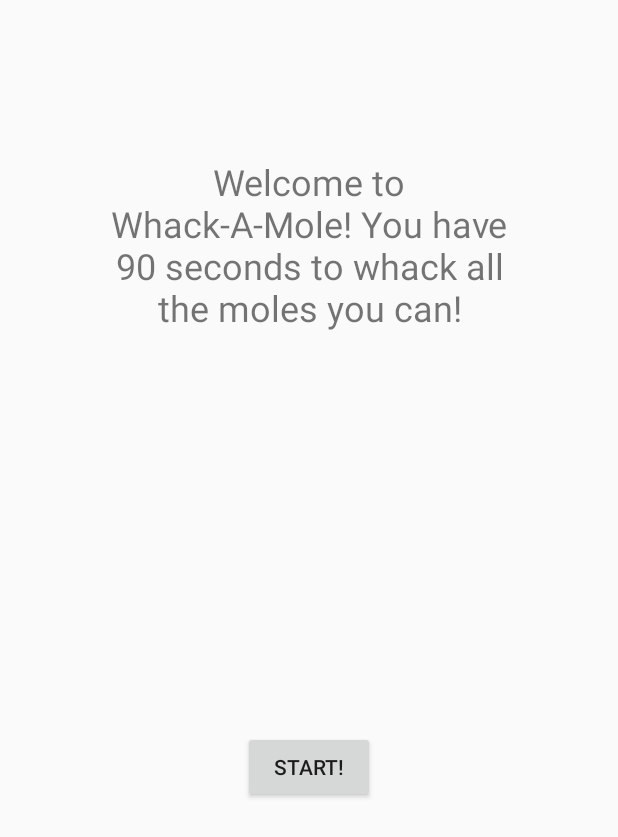
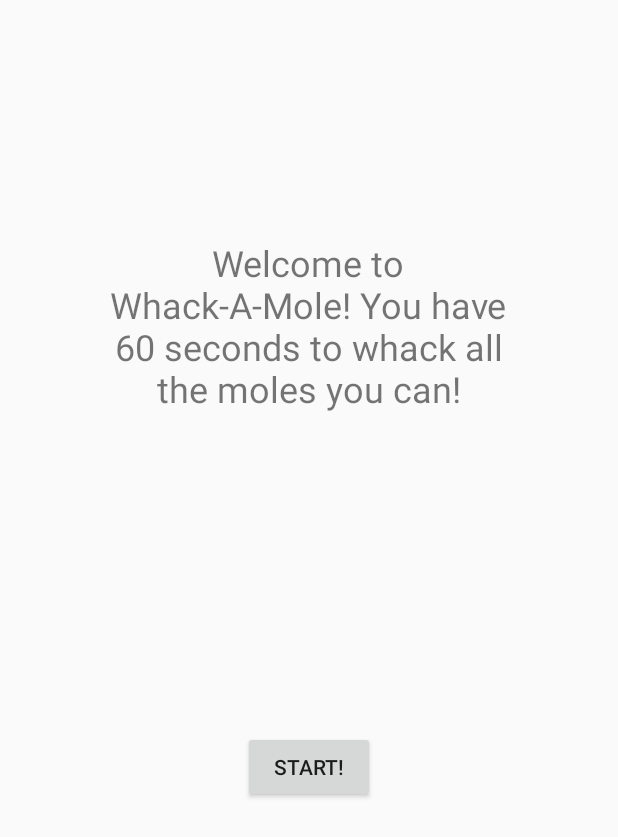
Before and after one commit to elkinn/Whack-A-Mole, an Android app: the layout activity_main.xml on its own in the app's theme, with its tools: preview values and no code run, on a phone screen of 412 x 824 dp. Shown: the top 837 px of the screen. Run offline under Robolectric (Android 15) with nearby library versions, the phone set to English and light mode, and no system bars.

Commit message:
moles pile up, don't go away. requires fix

```diff
--- a/app/src/main/java/com/example/nick263/whack_a_molev2/GameActivity.java
+++ b/app/src/main/java/com/example/nick263/whack_a_molev2/GameActivity.java
@@ -49,20 +49,17 @@ public class GameActivity extends AppCompatActivity {
         time = 60;
         mediaPlayer = MediaPlayer.create(getApplicationContext(), R.raw.konouha);
         mediaPlayer.start();
+
         timer = new CountDownTimer(60000, 1000) {
             @Override
             public void onTick(long l) {
-
                 time--;
                 timeView.setText(Integer.toString(time));
-
                 currentMole = (int)(Math.random()*7);
                 runOnUiThread(new Runnable() {
                     @Override
                     public void run() {
                         moles[currentMole].setVisibility(View.VISIBLE);
-                    }
-                });
                         moles[currentMole].setOnClickListener(new View.OnClickListener() {
                             @Override
                             public void onClick(View view) {
@@ -75,12 +72,9 @@ public class GameActivity extends AppCompatActivity {
                                 });
                             }
                         });
-                runOnUiThread(new Runnable() {
-                    @Override
-                    public void run() {
-                        moles[currentMole].setVisibility(View.GONE);
                     }
                 });
+                moles[currentMole].setOnClickListener(null);
             }
 
             @Override
--- a/app/src/main/res/layout/activity_game.xml
+++ b/app/src/main/res/layout/activity_game.xml
@@ -51,7 +51,7 @@
         android:layout_width="wrap_content"
         android:layout_height="wrap_content"
         android:background="@null"
-        android:visibility="visible"
+        android:visibility="gone"
         app:layout_constraintBottom_toBottomOf="parent"
         app:layout_constraintHorizontal_bias="0.213"
         app:layout_constraintLeft_toLeftOf="parent"
--- a/app/src/main/res/layout/activity_main.xml
+++ b/app/src/main/res/layout/activity_main.xml
@@ -10,14 +10,15 @@
         android:id="@+id/textView"
         android:layout_width="292dp"
         android:layout_height="122dp"
-        android:text="Welcome to Whack-A-Mole! You have 90 seconds to whack all the moles you can!"
+        android:text="Welcome to Whack-A-Mole! You have 60 seconds to whack all the moles you can!"
         android:textAlignment="center"
         android:textSize="24sp"
         app:layout_constraintBottom_toBottomOf="parent"
         app:layout_constraintLeft_toLeftOf="parent"
         app:layout_constraintRight_toRightOf="parent"
         app:layout_constraintTop_toTopOf="parent"
-        app:layout_constraintVertical_bias="0.149" />
+        app:layout_constraintVertical_bias="0.226"
+        app:layout_constraintHorizontal_bias="0.495" />
 
     <Button
         android:id="@+id/button"
```
Lines whose indentation alone changed are shown as unchanged.
